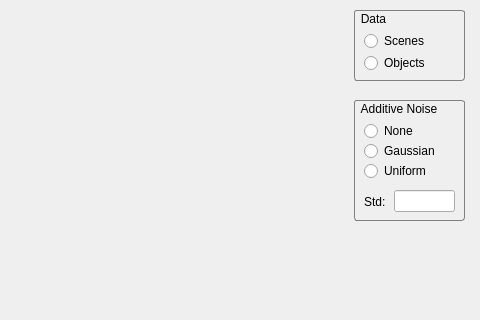
First picture: the form in experiment_pcl/pcappsexperiment.ui, repository goodgodgd/PointCloudApps, before the edit; both pictures show x 396 to 876 and y 177 to 497 of the 876 by 841 pixel window.
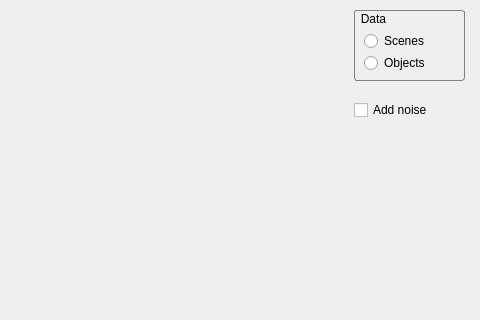
Second picture: the form after the edit.

What changed in the file:
```diff
--- a/experiment_pcl/pcappsexperiment.ui
+++ b/experiment_pcl/pcappsexperiment.ui
@@ -288,90 +288,17 @@
      <string>SaveDescr</string>
     </property>
    </widget>
-   <widget class="QGroupBox" name="groupBox_3">
+   <widget class="QCheckBox" name="checkBox_add_noise">
     <property name="geometry">
      <rect>
       <x>750</x>
       <y>260</y>
-      <width>111</width>
-      <height>121</height>
-     </rect>
-    </property>
-    <property name="styleSheet">
-     <string notr="true">QGroupBox { 
-     border: 1px solid gray; 
-     border-radius: 3px; 
- }
-QGroupBox::title { 
-    background-color: transparent;
-     subcontrol-position: top left; /* position at the top left*/ 
-     padding:2 5px;
- } </string>
-    </property>
-    <property name="title">
-     <string>Additive Noise</string>
-    </property>
-    <widget class="QRadioButton" name="radioButton_noise_gaussian">
-     <property name="geometry">
-      <rect>
-       <x>10</x>
-       <y>40</y>
-       <width>91</width>
-       <height>22</height>
-      </rect>
-     </property>
-     <property name="text">
-      <string>Gaussian</string>
-     </property>
-    </widget>
-    <widget class="QRadioButton" name="radioButton_noise_uniform">
-     <property name="geometry">
-      <rect>
-       <x>10</x>
-       <y>60</y>
-       <width>91</width>
-       <height>22</height>
-      </rect>
-     </property>
-     <property name="text">
-      <string>Uniform</string>
-     </property>
-    </widget>
-    <widget class="QRadioButton" name="radioButton_noise_none">
-     <property name="geometry">
-      <rect>
-       <x>10</x>
-       <y>20</y>
-       <width>91</width>
-       <height>22</height>
-      </rect>
-     </property>
-     <property name="text">
-      <string>None</string>
-     </property>
-    </widget>
-    <widget class="QLineEdit" name="lineEdit">
-     <property name="geometry">
-      <rect>
-       <x>40</x>
-       <y>90</y>
-       <width>61</width>
-       <height>22</height>
-      </rect>
-     </property>
-    </widget>
-   </widget>
-   <widget class="QLabel" name="label">
-    <property name="geometry">
-     <rect>
-      <x>760</x>
-      <y>354</y>
-      <width>31</width>
-      <height>16</height>
+      <width>101</width>
+      <height>20</height>
      </rect>
     </property>
     <property name="text">
-     <string>Std:</string>
+     <string>Add noise</string>
     </property>
    </widget>
   </widget>
```
